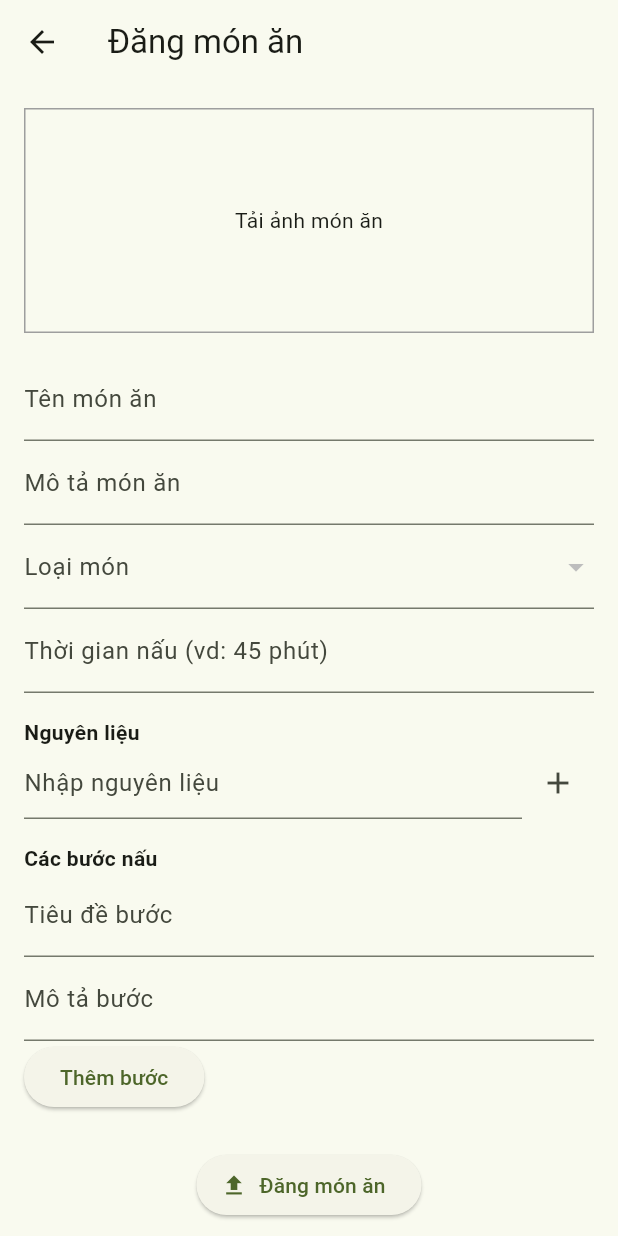
After one commit to thanhtam108/Intern-Mobile-App, a Flutter app: the InsertRecipePage screen opened by its route, after a tap on "Tải ảnh món ăn", on a phone screen of 412 x 824 dp. The commit adds this screen. Run offline on Flutter 3.47's test engine with Material 3 defaults, Android fonts, the light colour scheme and no system bars; our stand-ins replace connectivity_plus, dio, firebase_core, firebase_storage, get, image_picker and 2 more; accounts and stored records are empty; network calls fail; statements that could not run were skipped.

Commit message:
start duoc

```diff
--- a/frontend/vietcook1/lib/core/configs/api_constants.dart
+++ b/frontend/vietcook1/lib/core/configs/api_constants.dart
@@ -18,7 +18,7 @@ class _AuthApi {
 }
 
 class _CategoriesApi {
-  final String getAll = "/categories/all";
+  final String getAll = "/categories/get-all";
   final String getById = "/categories/";
 }
 
--- a/frontend/vietcook1/lib/core/data/local/models/step_model.dart
+++ b/frontend/vietcook1/lib/core/data/local/models/step_model.dart
@@ -1,27 +1,27 @@
 class StepModel {
-  final String id;
-  final String recipeID;
-  final String stepName;
-  final String stepDescription;
+  final String? id;
+  final String? recipeID;
+  final String? stepName;
+  final String? stepDescription;
   final String? imageUrl;
-  final DateTime createdAt;
-  final DateTime updatedAt;
+  final DateTime? createdAt;
+  final DateTime? updatedAt;
 
   StepModel({
-    required this.id,
-    required this.recipeID,
-    required this.stepName,
-    required this.stepDescription,
+    this.id,
+    this.recipeID,
+    this.stepName,
+    this.stepDescription,
     this.imageUrl,
-    required this.createdAt,
-    required this.updatedAt,
+    this.createdAt,
+    this.updatedAt,
   });
 
   factory StepModel.fromJson(Map<String, dynamic> json) {
     return StepModel(
-      id: json['_id'] as String,
-      recipeID: json['recipeID'] as String,
-      stepName: json['stepName'] as String,
+      id: json['_id'] as String?,
+      recipeID: json['recipeID'] as String?,
+      stepName: json['stepName'] as String?,
       stepDescription: json['stepDescription'] as String,
       imageUrl: json['imageUrl'] as String?,
       createdAt: DateTime.parse(json['createdAt']),
@@ -33,7 +33,7 @@ class StepModel {
     return {
       'stepName': stepName,
       'stepDescription': stepDescription,
-      'imageUrl': imageUrl,
+      if (imageUrl != null) 'imageUrl': imageUrl,
     };
   }
 }
--- /dev/null
+++ b/frontend/vietcook1/lib/core/data/network/remote/category_service.dart
@@ -0,0 +1,26 @@
+import 'package:dio/dio.dart';
+import 'package:vietcook1/core/configs/api_constants.dart';
+import 'package:vietcook1/core/data/local/models/category_model.dart';
+import 'package:vietcook1/core/data/network/exceptions/app_exception.dart';
+import 'package:vietcook1/core/data/network/model/base_response_dto.dart';
+import 'package:vietcook1/core/data/network/model/result_dto.dart';
+
+class CategoryService {
+  final Dio _dio;
+  CategoryService(this._dio);
+
+  Future<Result<List<CategoryModel>>> fetchCategories() async {
+    try {
+      final res = await _dio.get(ApiConstants.categories.getAll);
+      final baseRp = BaseResponseDto.fromJson(res.data);
+      print('Response: ${res.data}');
+      List<CategoryModel> tags = <CategoryModel>[];
+      final result = baseRp.data.forEach((element) {
+        tags.add(CategoryModel.fromJson(element));
+      });
+      return Result.success(result);
+    } on DioException catch (e) {
+      return Result.error(AppException.parse(e));
+    }
+  }
+}
--- a/frontend/vietcook1/lib/core/routing/app_routes.dart
+++ b/frontend/vietcook1/lib/core/routing/app_routes.dart
@@ -1,5 +1,7 @@
 import 'package:get/get.dart';
 import 'package:vietcook1/core/routing/routes.dart';
+import 'package:vietcook1/features/insert/di/insert_binding.dart';
+import 'package:vietcook1/features/insert/presentation/page/insert_form.dart';
 import 'package:vietcook1/features/main/di/main_binding.dart';
 import 'package:vietcook1/features/main/presentation/page/main_page.dart';
 import 'package:vietcook1/features/onboarding/presentation/page/onboarding_page.dart';
@@ -57,5 +59,10 @@ class AppRoutes {
       page: () => LoginPage(),
       binding: LoginBinding(),
     ),
+    GetPage(
+      name: Routes.insert,
+      page: () => InsertRecipePage(),
+      binding: InsertBinding(),
+    ),
   ];
 }
--- a/frontend/vietcook1/lib/core/routing/routes.dart
+++ b/frontend/vietcook1/lib/core/routing/routes.dart
@@ -7,4 +7,6 @@ class Routes {
   static const String recipes = '/recipes';
   static const String home = '/home';
   static const String main = '/main';
+  static const String insert = '/insert';
+  static const String category = '/category';
 }
--- /dev/null
+++ b/frontend/vietcook1/lib/core/utils/firebase_upload_helper.dart
@@ -0,0 +1,21 @@
+import 'dart:io';
+
+import 'package:firebase_storage/firebase_storage.dart';
+
+class FirebaseUploadHelper {
+  static Future<String?> uploadImage({
+    required File file,
+    required String path,
+  }) async {
+    try {
+      final storageRef = FirebaseStorage.instance
+          .ref()
+          .child('$path/${DateTime.now().millisecondsSinceEpoch}');
+      final uploadTask = await storageRef.putFile(file);
+      return await uploadTask.ref.getDownloadURL();
+    } catch (e) {
+      print("Upload failed: $e");
+      return null;
+    }
+  }
+}
--- /dev/null
+++ b/frontend/vietcook1/lib/features/insert/di/insert_binding.dart
@@ -0,0 +1,25 @@
+import 'package:dio/dio.dart';
+import 'package:get/get.dart';
+import 'package:vietcook1/core/data/network/remote/category_service.dart';
+import 'package:vietcook1/core/data/network/remote/dio_client.dart';
+import 'package:vietcook1/core/data/network/remote/recipe_service.dart';
+import 'package:vietcook1/core/data/network/remote/user_service.dart';
+import '../../insert/presentation/controller/insert_controller.dart';
+
+class InsertBinding extends Bindings {
+  @override
+  void dependencies() {
+    Get.putAsync<Dio>(() => DioClient().create());
+    Get.lazyPut<UserService>(() => UserService(Get.find<Dio>()));
+    Get.lazyPut<RecipeService>(() => RecipeService(Get.find<Dio>()));
+    Get.lazyPut<CategoryService>(() => CategoryService(Get.find<Dio>()));
+
+    Get.lazyPut<InsertRecipeController>(
+      () => InsertRecipeController(
+        Get.find<RecipeService>(),
+        Get.find<CategoryService>(),
+        Get.find<UserService>(),
+      ),
+    );
+  }
+}
--- /dev/null
+++ b/frontend/vietcook1/lib/features/insert/models/insert_recipe_model.dart
@@ -0,0 +1,39 @@
+import 'package:vietcook1/core/data/local/models/step_model.dart';
+
+class InsertRecipeModel {
+  final String name;
+  final String description;
+  final List<String> ingredients;
+  final int view;
+  final String? duration;
+  final String userId;
+  final List<StepModel> steps;
+  final String? category;
+  final String? imageUrl;
+
+  InsertRecipeModel({
+    required this.name,
+    required this.description,
+    required this.ingredients,
+    required this.userId,
+    this.view = 0,
+    this.duration,
+    required this.steps,
+    this.category,
+    this.imageUrl,
+  });
+
+  Map<String, dynamic> toJson() {
+    return {
+      'name': name,
+      'description': description,
+      'view': view,
+      'duration': duration,
+      'ingredients': ingredients,
+      'category': category,
+      'userId': userId,
+      'steps': steps.map((e) => e.toJson()).toList(),
+      'imageUrl': imageUrl,
+    };
+  }
+}
--- /dev/null
+++ b/frontend/vietcook1/lib/features/insert/presentation/controller/insert_controller.dart
@@ -0,0 +1,184 @@
+import 'dart:io';
+import 'package:flutter/material.dart';
+import 'package:get/get.dart';
+import 'package:image_picker/image_picker.dart';
+import 'package:vietcook1/core/configs/app_colors.dart';
+import 'package:vietcook1/core/configs/share_prefs_constants.dart';
+import 'package:vietcook1/core/data/local/models/category_model.dart';
+import 'package:vietcook1/core/data/network/model/result_dto.dart';
+import 'package:vietcook1/core/data/network/remote/category_service.dart';
+import 'package:vietcook1/core/data/network/remote/user_service.dart';
+import 'package:vietcook1/features/main/models/user_model.dart';
+import '../../models/insert_recipe_model.dart';
+import 'package:vietcook1/core/data/local/models/step_model.dart';
+import 'package:vietcook1/core/data/network/remote/recipe_service.dart';
+import 'package:vietcook1/core/utils/firebase_upload_helper.dart';
+import 'package:vietcook1/core/utils/shared_preferences _utils.dart';
+
+class InsertRecipeController extends GetxController {
+  final RecipeService _recipeService;
+  final CategoryService _categoryService;
+  final UserService _userService;
+  UserModel? user;
+  List<CategoryModel> categories = [];
+  InsertRecipeController(
+      this._recipeService, this._categoryService, this._userService);
+  // RxBool isTablet = false.obs;
+  @override
+  void onInit() async {
+    super.onInit();
+    getUser();
+    getCategories();
+  }
+
+  // Rx variables for form fields
+  final name = ''.obs;
+  final description = ''.obs;
+  final ingredients = <String>[].obs;
+  final duration = ''.obs;
+  final categoryId = ''.obs;
+  final steps = <StepModel>[].obs;
+
+  final imageFile = Rxn<File>();
+  final isLoading = false.obs;
+
+  final picker = ImagePicker();
+
+  // Pick main recipe image
+  Future<void> pickImage() async {
+    final picked = await picker.pickImage(source: ImageSource.gallery);
+    if (picked != null) {
+      imageFile.value = File(picked.path);
+    }
+  }
+
+  // Add a new ingredient
+  Future<void> addIngredient(String ingredient) async {
+    final trimmed = ingredient.trim();
+    if (trimmed.isNotEmpty && !ingredients.contains(trimmed)) {
+      ingredients.add(trimmed);
+    }
+  }
+
+  // Add a new step with optional image
+  void addStep(String name, String description, [String? imageUrl]) {
+    final trimmedName = name.trim();
+    final trimmedDescription = description.trim();
+
+    if (trimmedName.isEmpty || trimmedDescription.isEmpty) {
+      Get.snackbar('Lỗi', 'Bước nấu ăn cần có tiêu đề và mô tả');
+      return;
+    }
+
+    steps.add(StepModel(
+      stepName: trimmedName,
+      stepDescription: trimmedDescription,
+      imageUrl: imageUrl,
+    ));
+  }
+
+  void getUser() async {
+    final result = await _userService.getUser();
+    if (result.status == Status.success) {
+      user = result.data;
+      await SharedPrefsUtils.saveObject(
+          SharePrefsConstants.user, user!.toJson());
+
+      print('User: ${user?.name}');
+    } else {
+      Get.snackbar(
+        'Error',
+        'Failed to fetch user data',
+        backgroundColor: AppColors.error,
+        colorText: Colors.white,
+      );
+    }
+  }
+
+  Future<void> getCategories() async {
+    try {
+      isLoading.value = true;
+      final result = await _categoryService.fetchCategories();
+
+      if (result.status == Status.success) {
+        categories = result.data ?? [];
+        if (categories.isNotEmpty) {
+          // Tự động chọn category đầu tiên nếu có
+          categoryId.value = categories[0].id;
+        }
+      } else {
+        Get.snackbar(
+          'Lỗi',
+          'Không thể tải danh mục món ăn',
+          backgroundColor: AppColors.error,
+          colorText: Colors.white,
+        );
+      }
+    } catch (e) {
+      Get.snackbar(
+        'Lỗi',
+        'Đã xảy ra lỗi khi tải danh mục: ${e.toString()}',
+        backgroundColor: AppColors.error,
+        colorText: Colors.white,
+      );
+    } finally {
+      isLoading.value = false;
+    }
+  }
+
+  // Upload image to Firebase and return URL
+  Future<String?> uploadImage(File file, String path) async {
+    return await FirebaseUploadHelper.uploadImage(file: file, path: path);
+  }
+
+  // Submit recipe to backend
+  Future<void> submitRecipe(String userId) async {
+    if (name.value.trim().isEmpty ||
+        description.value.trim().isEmpty ||
+        duration.value.trim().isEmpty ||
+        categoryId.value.isEmpty ||
+        ingredients.isEmpty ||
+        steps.isEmpty) {
+      Get.snackbar('Lỗi', 'Vui lòng điền đầy đủ thông tin món ăn');
+      return;
+    }
+
+    isLoading.value = true;
+
+    // 1. Upload main recipe image
+    String? uploadedImageUrl;
+    if (imageFile.value != null) {
+      uploadedImageUrl = await uploadImage(imageFile.value!, 'recipes');
+    }
+
+    if (uploadedImageUrl == null) {
+      isLoading.value = false;
+      Get.snackbar('Lỗi', 'Ảnh món ăn chưa được tải lên');
+      return;
+    }
+
+    // 2. Create InsertRecipeModel
+    final recipe = InsertRecipeModel(
+      name: name.value.trim(),
+      description: description.value.trim(),
+      ingredients: ingredients.toList(),
+      userId: userId,
+      view: 0,
+      duration: duration.value.trim(),
+      category: categoryId.value,
+      imageUrl: uploadedImageUrl,
+      steps: steps.toList(),
+    );
+
+    // 3. Submit to backend
+    final result = await _recipeService.createRecipe(recipe);
+    isLoading.value = false;
+
+    if (result.isSuccess) {
+      Get.snackbar('Thành công', 'Món ăn đã được đăng');
+      Get.back(); // hoặc điều hướng về trang chính
+    } else {
+      Get.snackbar('Lỗi', 'Không thể đăng món ăn: ${result.data}');
+    }
+  }
+}
--- /dev/null
+++ b/frontend/vietcook1/lib/features/insert/presentation/page/insert_form.dart
@@ -0,0 +1,169 @@
+import 'dart:io';
+import 'package:flutter/material.dart';
+import 'package:get/get.dart';
+import '../controller/insert_controller.dart';
+
+class InsertRecipePage extends GetView<InsertRecipeController> {
+  InsertRecipePage({super.key});
+
+  final TextEditingController ingredientController = TextEditingController();
+  final TextEditingController stepTitleController = TextEditingController();
+  final TextEditingController stepDescController = TextEditingController();
+
+  @override
+  Widget build(BuildContext context) {
+    return Scaffold(
+      appBar: AppBar(title: const Text("Đăng món ăn")),
+      body: Obx(() => controller.isLoading.value
+          ? const Center(child: CircularProgressIndicator())
+          : SingleChildScrollView(
+              padding: const EdgeInsets.all(16),
+              child: Column(
+                crossAxisAlignment: CrossAxisAlignment.start,
+                children: [
+                  // 1. Ảnh món ăn
+                  GestureDetector(
+                    onTap: controller.pickImage,
+                    child: Obx(() => Container(
+                          height: 150,
+                          width: double.infinity,
+                          decoration: BoxDecoration(
+                            border: Border.all(color: Colors.grey),
+                          ),
+                          child: controller.imageFile.value != null
+                              ? Image.file(controller.imageFile.value!,
+                                  fit: BoxFit.cover)
+                              : const Center(child: Text('Tải ảnh món ăn')),
+                        )),
+                  ),
+                  const SizedBox(height: 16),
+
+                  // 2. Tên món
+                  TextField(
+                    onChanged: (val) => controller.name.value = val,
+                    decoration: const InputDecoration(labelText: 'Tên món ăn'),
+                  ),
+
+                  // 3. Mô tả
+                  TextField(
+                    onChanged: (val) => controller.description.value = val,
+                    decoration: const InputDecoration(labelText: 'Mô tả món ăn'),
+                  ),
+
+                  // 4. Dropdown loại món
+                  Obx(() => DropdownButtonFormField<String>(
+                        value: controller.categoryId.value.isEmpty
+                            ? null
+                            : controller.categoryId.value,
+                        items: controller.categories
+                            .map((category) => DropdownMenuItem(
+                                  value: category.id,
+                                  child: Text(category.name),
+                                ))
+                            .toList(),
+                        onChanged: (value) =>
+                            controller.categoryId.value = value ?? '',
+                        decoration: const InputDecoration(labelText: 'Loại món'),
+                      )),
+
+                  // 5. Thời lượng
+                  TextField(
+                    onChanged: (val) => controller.duration.value = val,
+                    decoration: const InputDecoration(
+                        labelText: 'Thời gian nấu (vd: 45 phút)'),
+                  ),
+
+                  const SizedBox(height: 16),
+                  const Text("Nguyên liệu",
+                      style: TextStyle(fontWeight: FontWeight.bold)),
+                  Row(
+                    children: [
+                      Expanded(
+                        child: TextField(
+                          controller: ingredientController,
+                          decoration:
+                              const InputDecoration(hintText: 'Nhập nguyên liệu'),
+                        ),
+                      ),
+                      IconButton(
+                        icon: const Icon(Icons.add),
+                        onPressed: () {
+                          controller.addIngredient(ingredientController.text);
+                          ingredientController.clear();
+                        },
+                      )
+                    ],
+                  ),
+                  Obx(() => Column(
+                        children: controller.ingredients
+                            .map((ing) => ListTile(
+                                  title: Text(ing),
+                                  trailing: IconButton(
+                                    icon: const Icon(Icons.delete),
+                                    onPressed: () =>
+                                        controller.ingredients.remove(ing),
+                                  ),
+                                ))
+                            .toList(),
+                      )),
+                  const SizedBox(height: 16),
+
+                  const Text("Các bước nấu",
+                      style: TextStyle(fontWeight: FontWeight.bold)),
+                  TextField(
+                    controller: stepTitleController,
+                    decoration: const InputDecoration(labelText: 'Tiêu đề bước'),
+                  ),
+                  TextField(
+                    controller: stepDescController,
+                    decoration: const InputDecoration(labelText: 'Mô tả bước'),
+                  ),
+                  ElevatedButton(
+                    onPressed: () {
+                      controller.addStep(
+                        stepTitleController.text,
+                        stepDescController.text,
+                      );
+                      stepTitleController.clear();
+                      stepDescController.clear();
+                    },
+                    child: const Text("Thêm bước"),
+                  ),
+                  Obx(() => Column(
+                        children: controller.steps
+                            .asMap()
+                            .entries
+                            .map((entry) => ListTile(
+                                  title: Text(
+                                      "${entry.key + 1}. ${entry.value.stepName}"),
+                                  subtitle:
+                                      Text(entry.value.stepDescription ?? ''),
+                                ))
+                            .toList(),
+                      )),
+
+                  const SizedBox(height: 24),
+                  Center(
+                    child: ElevatedButton.icon(
+                      icon: const Icon(Icons.upload),
+                      label: const Text("Đăng món ăn"),
+                      onPressed: () {
+                        if (controller.user?.id != null) {
+                          controller.submitRecipe(controller.user!.id!);
+                        } else {
+                          Get.snackbar(
+                            'Lỗi',
+                            'Vui lòng đăng nhập để đăng món ăn',
+                            backgroundColor: Colors.red,
+                            colorText: Colors.white,
+                          );
+                        }
+                      },
+                    ),
+                  )
+                ],
+              ),
+            )),
+    );
+  }
+}
--- a/frontend/vietcook1/lib/features/main/presentation/page/main_page.dart
+++ b/frontend/vietcook1/lib/features/main/presentation/page/main_page.dart
@@ -67,7 +67,7 @@ class MainPage extends GetView<MainController> {
             height: 80,
             child: FloatingActionButton(
               onPressed: () {
-                print('Thêm món ăn mới');
+                Get.toNamed('/insert'); // Navigate to insert page
               },
               backgroundColor: AppColors.primary,
               child: const Icon(Icons.add, color: Colors.white),
--- a/frontend/vietcook1/lib/main.dart
+++ b/frontend/vietcook1/lib/main.dart
@@ -1,4 +1,5 @@
 import 'package:dio/dio.dart';
+import 'package:firebase_core/firebase_core.dart';
 import 'package:flutter/material.dart';
 import 'package:get/get.dart';
 import 'package:vietcook1/core/configs/app_colors.dart';
@@ -11,6 +12,7 @@ Future<void> main() async {
   WidgetsFlutterBinding.ensureInitialized();
 
   final dio = await DioClient().create();
+  await Firebase.initializeApp();
   Get.put<Dio>(dio); // Inject Dio
   Get.put<AuthService>(AuthService(dio));
 
--- a/frontend/vietcook1/pubspec.yaml
+++ b/frontend/vietcook1/pubspec.yaml
@@ -18,6 +18,8 @@ dependencies:
   shared_preferences: ^2.5.3
   intl: ^0.20.2
   image_picker: ^1.1.2
+  firebase_core: ^2.25.4
+  firebase_storage: ^11.6.4
 
 dev_dependencies:
   flutter_test:
```
Also changed, not shown: frontend/vietcook1/lib/core/data/network/remote/recipe_service.dart (+4 -11 lines), frontend/vietcook1/pubspec.lock, 6 other files.
